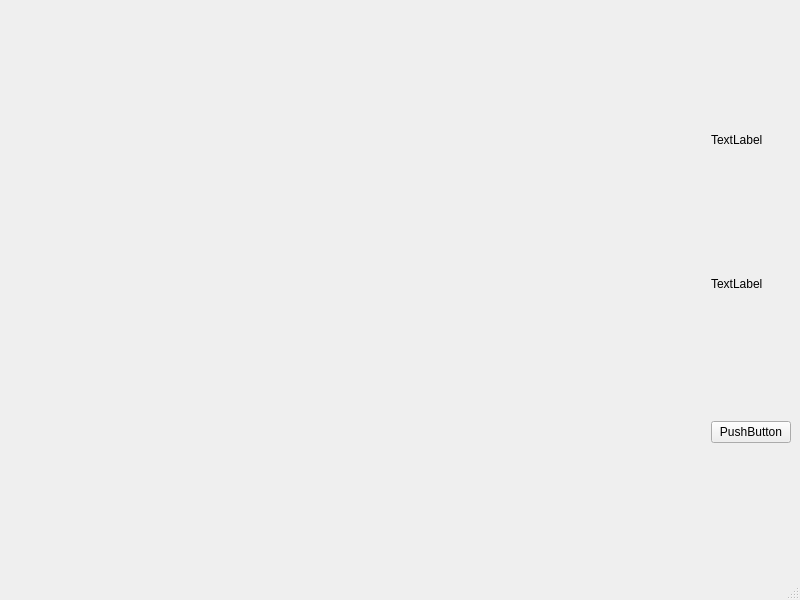
First picture: the form in klotski/windowklotski.ui, repository w43322/q2048Klotski, before the edit.
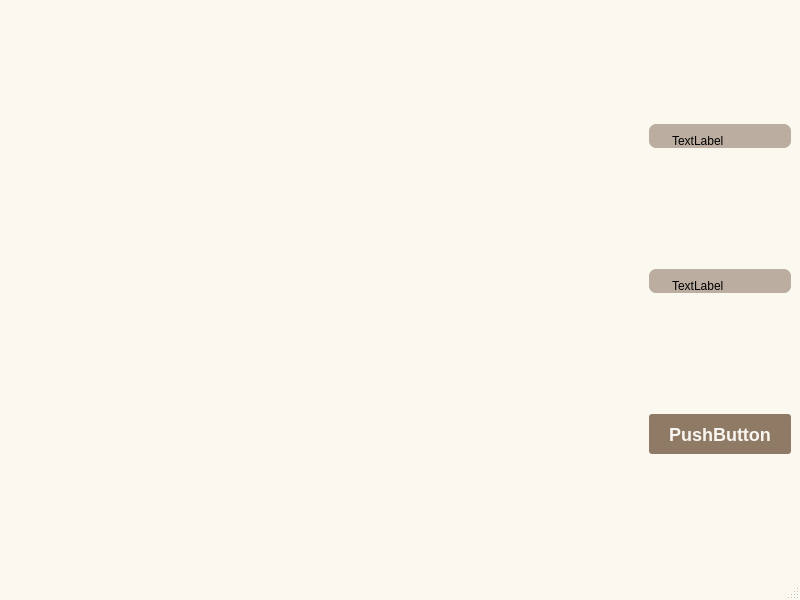
Second picture: the form after the edit.

```diff
--- a/klotski/windowklotski.ui
+++ b/klotski/windowklotski.ui
@@ -16,10 +16,65 @@
   <property name="windowTitle">
    <string>MainWindow</string>
   </property>
+  <property name="styleSheet">
+   <string notr="true">QMainWindow
+{
+    background: #faf8ef;
+}
+
+QWidget#widgetGrid
+{
+    background: #bbada0;
+}
+
+QLabel#labelBest, QLabel#labelHint, QLabel#labelScore
+{
+    font-family: &quot;Menlo&quot;;
+    background: #bbada0;
+    border-radius: 7px;
+    padding-top: 10px;
+    padding-left: 20px;
+    padding-right: 20px;
+}
+
+QPushButton 
+{
+    font-family: &quot;Menlo&quot;;
+    font-size: 18px;
+    font-weight: bold;
+    background: #8f7a66;
+    border-radius: 3px;
+    padding: 0 20px;
+    text-decoration: none;
+    color: #f9f6f2;
+    height: 40px;
+    line-height: 42px;
+    text-align: center;
+}
+
+/*按钮停留态*/
+QPushButton:hover
+{
+    /*背景颜色*/  
+    background-color:rgb(44 , 137 , 255);
+}
+
+/*按钮按下态*/
+QPushButton:pressed
+{
+    /*背景颜色*/  
+    background-color:rgb(14 , 135 , 228);
+    /*左内边距为3像素，让按下时字向右移动3像素*/  
+    padding-left:3px;
+    /*上内边距为3像素，让按下时字向下移动3像素*/  
+    padding-top:3px;
+}
+</string>
+  </property>
   <widget class="QWidget" name="centralwidget">
    <layout class="QHBoxLayout" name="horizontalLayout">
     <item>
-     <widget class="QWidget" name="widget" native="true">
+     <widget class="QWidget" name="widgetGridFrame" native="true">
       <property name="sizePolicy">
        <sizepolicy hsizetype="Expanding" vsizetype="Expanding">
         <horstretch>0</horstretch>
@@ -34,7 +89,7 @@
       </property>
       <layout class="QGridLayout" name="gridLayout">
        <item row="0" column="0">
-        <widget class="QWidget" name="widget_2" native="true">
+        <widget class="QWidget" name="widgetGrid" native="true">
          <property name="sizePolicy">
           <sizepolicy hsizetype="Fixed" vsizetype="Fixed">
            <horstretch>0</horstretch>
@@ -49,7 +104,7 @@
     <item>
      <layout class="QVBoxLayout" name="verticalLayout">
       <item>
-       <widget class="QLabel" name="label">
+       <widget class="QLabel" name="labelScore">
         <property name="sizePolicy">
          <sizepolicy hsizetype="Minimum" vsizetype="Fixed">
           <horstretch>0</horstretch>
@@ -62,7 +117,7 @@
        </widget>
       </item>
       <item>
-       <widget class="QLabel" name="label_2">
+       <widget class="QLabel" name="labelBest">
         <property name="sizePolicy">
          <sizepolicy hsizetype="Minimum" vsizetype="Fixed">
           <horstretch>0</horstretch>
```
